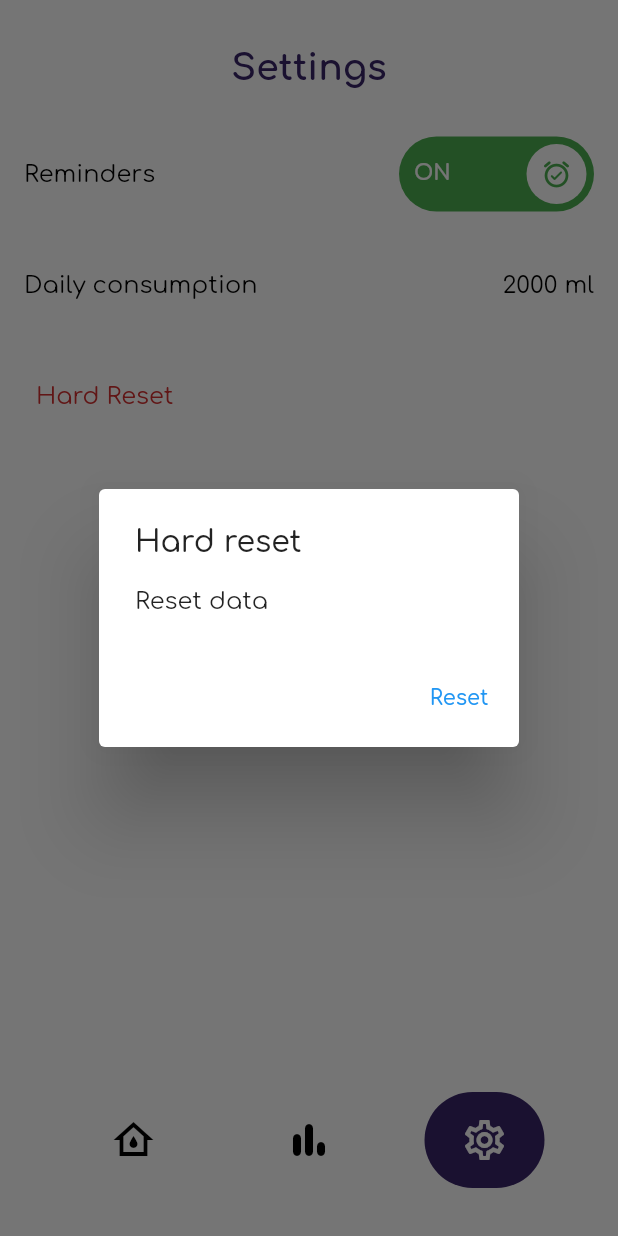
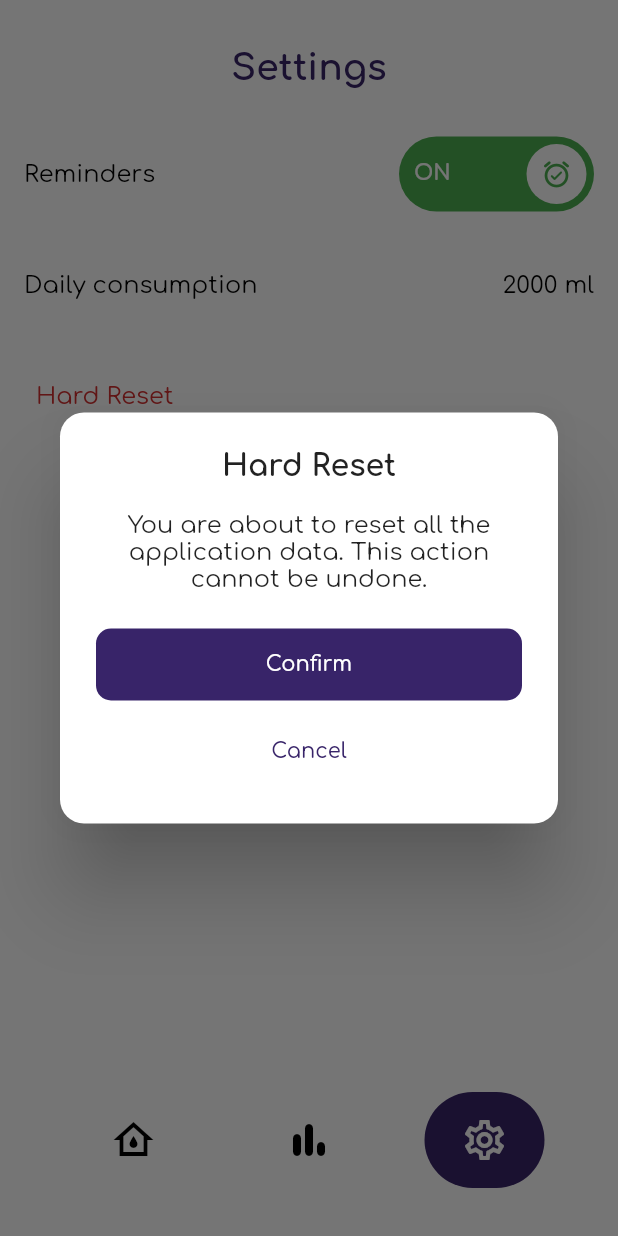
Before and after one commit to fabirt/water-reminder-app, a Flutter app: the screen it shows after launch, item 3 of the bottom bar chosen, after a tap on "Hard Reset", on a phone screen of 412 x 824 dp. Run offline on Flutter 3.47's test engine with Material 2 defaults, Android fonts, the light colour scheme and no system bars; our stand-ins replace flutter_bloc, rxdart.

Commit message:
Creating custom dialog widget

```diff
--- a/lib/ui/settings/settings_page.dart
+++ b/lib/ui/settings/settings_page.dart
@@ -77,7 +77,12 @@ class SettingsPage extends StatelessWidget {
   }
 
   Future<void> clearDataStore(BuildContext context) async {
-    final confirmed = await showConfirmationDialog(context);
+    final confirmed = await showConfirmationDialog(
+      context,
+      title: "Hard Reset",
+      content:
+          "You are about to reset all the application data. This action cannot be undone.",
+    );
     if (confirmed) {
       context.read<WaterBloc>().clearDataStore();
     }
--- /dev/null
+++ b/lib/ui/widgets/confirmation_dialog.dart
@@ -0,0 +1,66 @@
+import 'package:flutter/material.dart';
+
+class ConfirmationDialog extends StatelessWidget {
+  final String title;
+  final String content;
+  final VoidCallback onConfirm;
+  final VoidCallback onCancel;
+
+  const ConfirmationDialog({
+    Key? key,
+    required this.title,
+    required this.content,
+    required this.onConfirm,
+    required this.onCancel,
+  }) : super(key: key);
+
+  @override
+  Widget build(BuildContext context) {
+    final theme = Theme.of(context);
+    return AlertDialog(
+      title: Text(
+        title,
+        textAlign: TextAlign.center,
+        style: TextStyle(fontWeight: FontWeight.bold),
+      ),
+      shape: RoundedRectangleBorder(borderRadius: BorderRadius.circular(16)),
+      content: Column(
+        crossAxisAlignment: CrossAxisAlignment.stretch,
+        mainAxisSize: MainAxisSize.min,
+        children: [
+          Text(
+            content,
+            textAlign: TextAlign.center,
+          ),
+          SizedBox(height: 24),
+          ElevatedButton(
+            onPressed: onConfirm,
+            style: ButtonStyle(
+              elevation: MaterialStateProperty.all(0),
+              backgroundColor: MaterialStateProperty.all(theme.primaryColor),
+              padding:
+                  MaterialStateProperty.all(EdgeInsets.symmetric(vertical: 16)),
+              shape: MaterialStateProperty.all(RoundedRectangleBorder(
+                  borderRadius: BorderRadius.circular(10))),
+            ),
+            child: Text("Confirm"),
+          ),
+          SizedBox(height: 10),
+          TextButton(
+            onPressed: onCancel,
+            style: ButtonStyle(
+              foregroundColor: MaterialStateProperty.all(theme.primaryColor),
+              overlayColor: MaterialStateProperty.all(
+                  theme.primaryColor.withOpacity(0.06)),
+              padding:
+                  MaterialStateProperty.all(EdgeInsets.symmetric(vertical: 16)),
+              shape: MaterialStateProperty.all(RoundedRectangleBorder(
+                  borderRadius: BorderRadius.circular(10))),
+            ),
+            child: Text("Cancel"),
+          ),
+        ],
+      ),
+    );
+  }
+}
--- a/lib/util/dialog.dart
+++ b/lib/util/dialog.dart
@@ -1,19 +1,20 @@
 import 'package:animations/animations.dart';
 import 'package:flutter/material.dart';
+import 'package:waterreminder/ui/widgets/confirmation_dialog.dart';
 
-Future<bool> showConfirmationDialog(BuildContext context) async {
+Future<bool> showConfirmationDialog(
+  BuildContext context, {
+  required String title,
+  required String content,
+}) async {
   final bool confirmed = await showModal(
         context: context,
         builder: (context) {
-          return AlertDialog(
-            title: Text("Hard reset"),
-            content: Text("Reset data"),
-            actions: [
-              TextButton(
-                onPressed: () => Navigator.of(context).pop(true),
-                child: Text("Reset"),
-              ),
-            ],
+          return ConfirmationDialog(
+            title: title,
+            content: content,
+            onConfirm: () => Navigator.of(context).pop(true),
+            onCancel: () => Navigator.of(context).pop(false),
           );
         },
       ) ??
```
